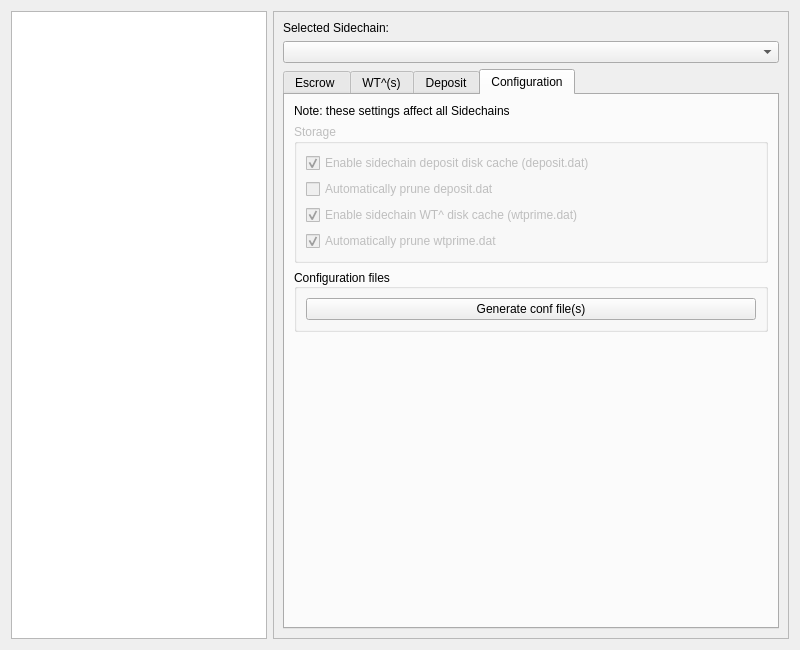
Qt form src/qt/forms/sidechainpage.ui (DriveNetTESTDRIVE/DriveNet) before a commit.
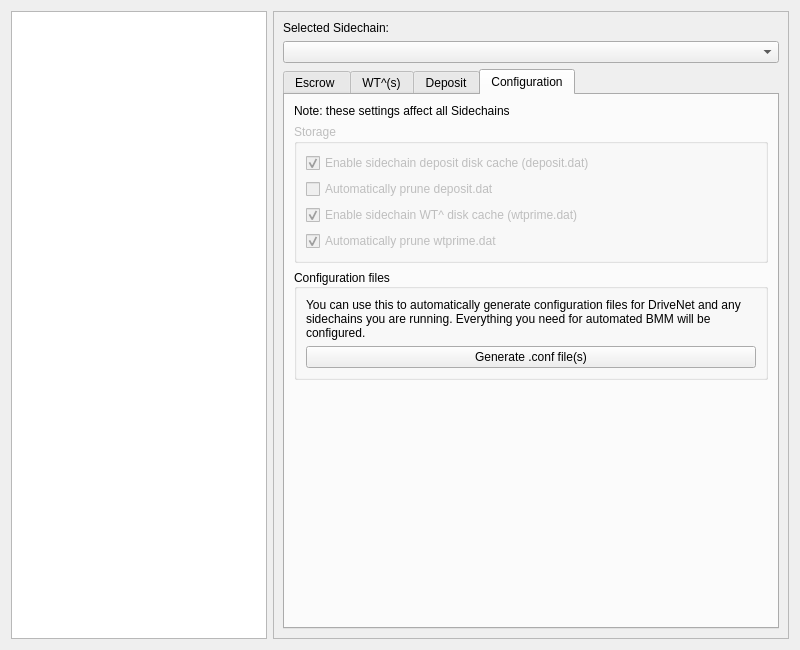
The same form after that commit. The open tabs and pages were chosen to show the change. Icons and pictures are not drawn. Custom widgets are drawn as their Qt base class.

Commit message: Improve clarity of configuration file generator

Diff of the .ui file:
```diff
--- a/src/qt/forms/sidechainpage.ui
+++ b/src/qt/forms/sidechainpage.ui
@@ -310,10 +310,20 @@
              <set>Qt::AlignLeading|Qt::AlignLeft|Qt::AlignVCenter</set>
             </property>
             <layout class="QVBoxLayout" name="verticalLayout_9">
+             <item>
+              <widget class="QLabel" name="label_5">
+               <property name="text">
+                <string>You can use this to automatically generate configuration files for DriveNet and any sidechains you are running. Everything you need for automated BMM will be configured.</string>
+               </property>
+               <property name="wordWrap">
+                <bool>true</bool>
+               </property>
+              </widget>
+             </item>
              <item>
               <widget class="QPushButton" name="pushButtonGenerateConfig">
                <property name="text">
-                <string>Generate conf file(s)</string>
+                <string>Generate .conf file(s)</string>
                </property>
               </widget>
              </item>
```
